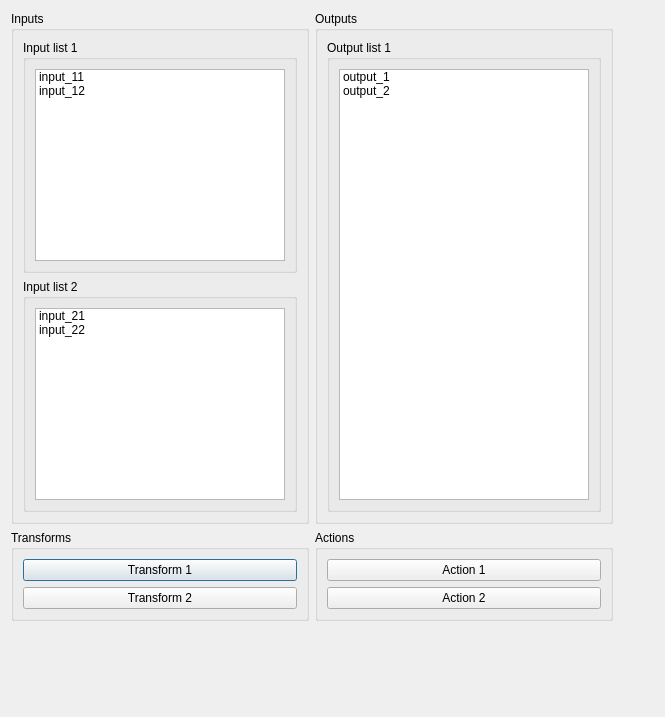
This is designer_ui_files/dynamicTabTemplate.ui in cibr-jyu/meggie as Qt 5 draws it before an edit. The edited form follows.
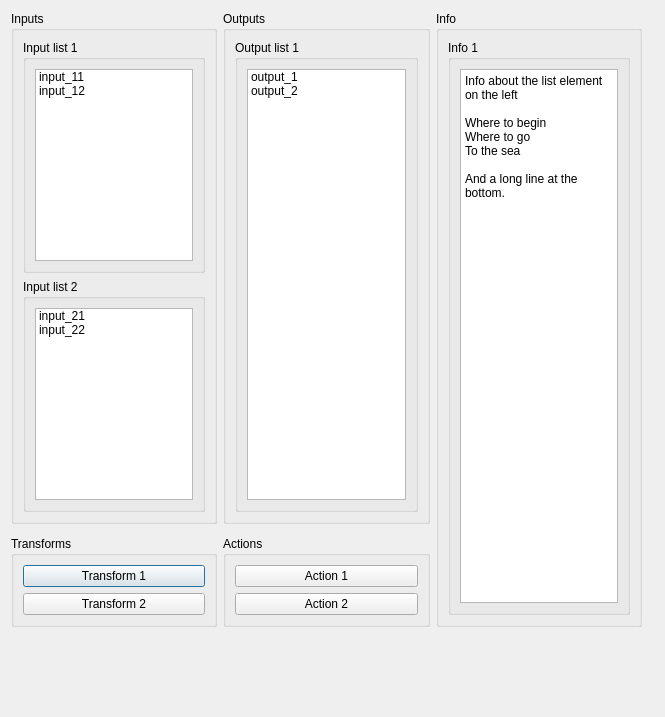
This is the edited form.

Commit message: Implement info element

Patch:
```diff
--- a/designer_ui_files/dynamicTabTemplate.ui
+++ b/designer_ui_files/dynamicTabTemplate.ui
@@ -162,6 +162,37 @@
        </layout>
       </widget>
      </item>
+     <item row="0" column="2" rowspan="3">
+      <widget class="QGroupBox" name="groupBoxInfo">
+       <property name="title">
+        <string>Info</string>
+       </property>
+       <layout class="QGridLayout" name="gridLayout_10">
+        <item row="0" column="0">
+         <widget class="QGroupBox" name="groupBoxInfoElement_1">
+          <property name="title">
+           <string>Info 1</string>
+          </property>
+          <layout class="QGridLayout" name="gridLayout_11">
+           <item row="0" column="0">
+            <widget class="QPlainTextEdit" name="plainTextEditInfoElement_1">
+             <property name="plainText">
+              <string>Info about the list element on the left
+
+Where to begin
+Where to go
+To the sea
+
+And a long line at the bottom.</string>
+             </property>
+            </widget>
+           </item>
+          </layout>
+         </widget>
+        </item>
+       </layout>
+      </widget>
+     </item>
     </layout>
    </item>
    <item row="0" column="2">
```
The commit also changes 3 other files.
